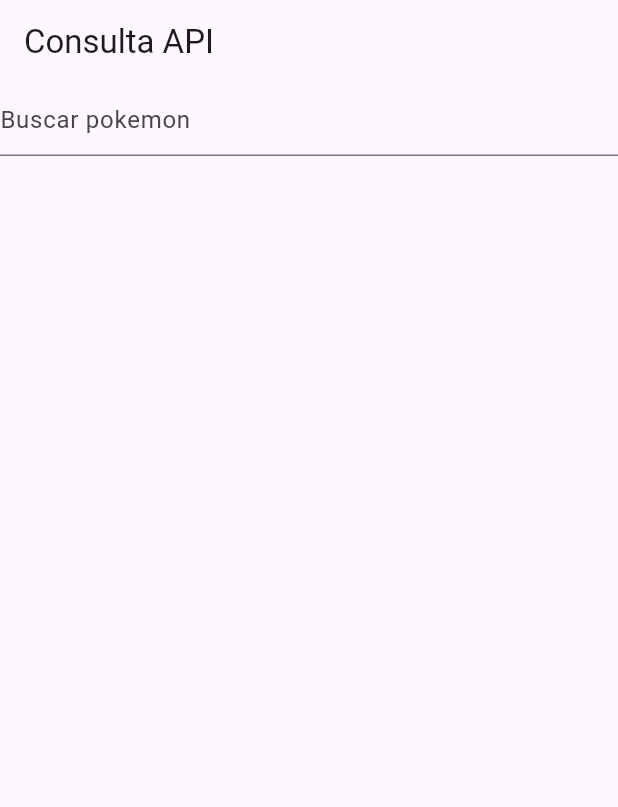
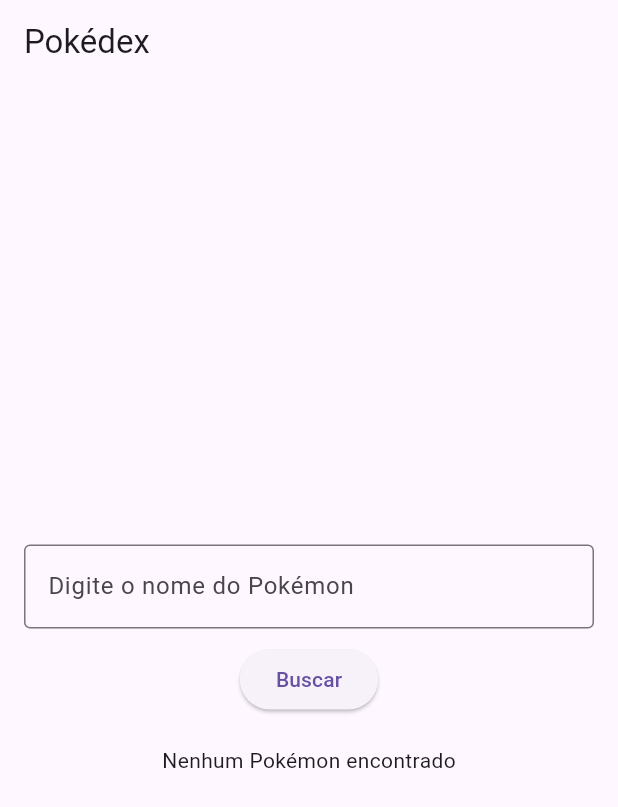
Before and after one commit to PierreZx/pokedex, a Flutter app: the screen it shows after launch, on a phone screen of 412 x 824 dp. Shown: the top 807 px of the screen. Run offline on Flutter 3.47's test engine with Material 3 defaults, Android fonts, the phone set to English and light mode, and no system bars.

Commit message:
Quase finalizado

```diff
--- a/lib/main.dart
+++ b/lib/main.dart
@@ -1,4 +1,4 @@
-import 'dart:convert'; // Para decodificar JSON
+import 'dart:convert';
 import 'package:flutter/material.dart';
 import 'package:http/http.dart' as http;
 
@@ -6,54 +6,175 @@
   runApp(MyApp());
 }
 
-class Pokemon {
-  final String name;
-  final String imageUrl;
-  final int hp;
-  final int attack;
-  final int defense;
-
-  Pokemon({
-    required this.name,
-    required this.imageUrl,
-    required this.hp,
-    required this.attack,
-    required this.defense,
-  });
-
-  // Método para transformar JSON em um objeto Pokemon
-  factory Pokemon.fromJson(Map<String, dynamic> json) {
-    return Pokemon(
-      name: json['name'],
-      imageUrl: json['sprites']['front_default'], // URL da imagem
-      hp: json['stats'][0]['base_stat'],         // HP
-      attack: json['stats'][1]['base_stat'],     // Ataque
-      defense: json['stats'][2]['base_stat'],    // Defesa
+class MyApp extends StatelessWidget {
+  @override
+  Widget build(BuildContext context) {
+    return MaterialApp(
+      debugShowCheckedModeBanner: false,
+      home: PokedexScreen(),
     );
   }
 }
-  Future<List<Post>> postsFuture = getPosts();
 
+class PokedexScreen extends StatefulWidget {
+  @override
+  _PokedexScreenState createState() => _PokedexScreenState();
+}
 
-class MyApp extends StatelessWidget {
-  TextEditingController controller = TextEditingController();
+class _PokedexScreenState extends State<PokedexScreen> {
+  Pokemon? pokemon;
+  bool isLoading = false;
+  TextEditingController searchController = TextEditingController();
+
+  Future<void> fetchPokemon(String pokemonName) async {
+    setState(() {
+      isLoading = true;
+      pokemon = null;
+    });
+
+    final url = Uri.parse('https://pokeapi.co/api/v2/pokemon/${pokemonName.toLowerCase()}');
+    final response = await http.get(url);
+
+    if (response.statusCode == 200) {
+      setState(() {
+        pokemon = Pokemon.fromJson(jsonDecode(response.body));
+        isLoading = false;
+      });
+    } else {
+      setState(() {
+        pokemon = null;
+        isLoading = false;
+      });
+      ScaffoldMessenger.of(context).showSnackBar(
+        SnackBar(content: Text('Pokémon não encontrado!')),
+      );
+    }
+  }
+
   @override
   Widget build(BuildContext context) {
-    return MaterialApp(
-      title: 'Flutter Demo',
-      home: Scaffold(
-        appBar: AppBar(
-          title: Text('Consulta API'),
-        ),
-        body: Column(
+    return Scaffold(
+      appBar: AppBar(title: Text('Pokédex')),
+      body: Padding(
+        padding: const EdgeInsets.all(16.0),
+        child: Column(
+          mainAxisAlignment: MainAxisAlignment.center,
           children: [
             TextField(
-              controller: controller,
-              decoration: InputDecoration(hintText: "Buscar pokemon"),
-            )
+              controller: searchController,
+              decoration: InputDecoration(
+                labelText: 'Digite o nome do Pokémon',
+                border: OutlineInputBorder(),
+              ),
+            ),
+            SizedBox(height: 10),
+            ElevatedButton(
+              onPressed: () {
+                if (searchController.text.isNotEmpty) {
+                  fetchPokemon(searchController.text);
+                }
+              },
+              child: Text('Buscar'),
+            ),
+            SizedBox(height: 20),
+            isLoading
+                ? CircularProgressIndicator()
+                : pokemon == null
+                    ? Text('Nenhum Pokémon encontrado')
+                    : GestureDetector(
+                        onTap: () {
+                          Navigator.push(
+                            context,
+                            MaterialPageRoute(
+                              builder: (context) => PokemonDetailScreen(pokemon: pokemon!),
+                            ),
+                          );
+                        },
+                        child: Column(
+                          children: [
+                            Text(
+                              pokemon!.name.toUpperCase(),
+                              style: TextStyle(fontSize: 24, fontWeight: FontWeight.bold),
+                            ),
+                            Image.network(pokemon!.imageUrl),
+                            Text("ID: ${pokemon!.id}"),
+                            Text("Tipos: ${pokemon!.types.join(', ')}"),
+                          ],
+                        ),
+                      ),
           ],
         ),
       ),
     );
   }
 }
+
+class Pokemon {
+  final String name;
+  final int id;
+  final String imageUrl;
+  final List<String> types;
+  final int hp;
+  final int attack;
+  final double height;
+  final double weight;
+
+  Pokemon({
+    required this.name,
+    required this.id,
+    required this.imageUrl,
+    required this.types,
+    required this.hp,
+    required this.attack,
+    required this.height,
+    required this.weight,
+  });
+
+  factory Pokemon.fromJson(Map<String, dynamic> json) {
+    return Pokemon(
+      name: json['name'],
+      id: json['id'],
+      imageUrl: json['sprites']['front_default'],
+      types: (json['types'] as List)
+          .map((t) => t['type']['name'].toString())
+          .toList(),
+      hp: json['stats'][0]['base_stat'],
+      attack: json['stats'][1]['base_stat'],
+      height: json['height'].toDouble(),
+      weight: json['weight'].toDouble(),
+    );
+  }
+}
+
+class PokemonDetailScreen extends StatelessWidget {
+  final Pokemon pokemon;
+
+  PokemonDetailScreen({required this.pokemon});
+
+  @override
+  Widget build(BuildContext context) {
+    return Scaffold(
+      appBar: AppBar(title: Text(pokemon.name)),
+      body: Padding(
+        padding: const EdgeInsets.all(16.0),
+        child: Column(
+          crossAxisAlignment: CrossAxisAlignment.center,
+          children: [
+            Image.network(pokemon.imageUrl),
+            Text(
+              pokemon.name.toUpperCase(),
+              style: TextStyle(fontSize: 24, fontWeight: FontWeight.bold),
+            ),
+            SizedBox(height: 10),
+            Text("ID: ${pokemon.id}"),
+            Text("Tipos: ${pokemon.types.join(', ')}"),
+            Text("Vida (HP): ${pokemon.hp}"),
+            Text("Força (Ataque): ${pokemon.attack}"),
+            Text("Altura: ${pokemon.height / 10} m"),
+            Text("Peso: ${pokemon.weight / 10} kg"),
+          ],
+        ),
+      ),
+    );
+  }
+}
```
